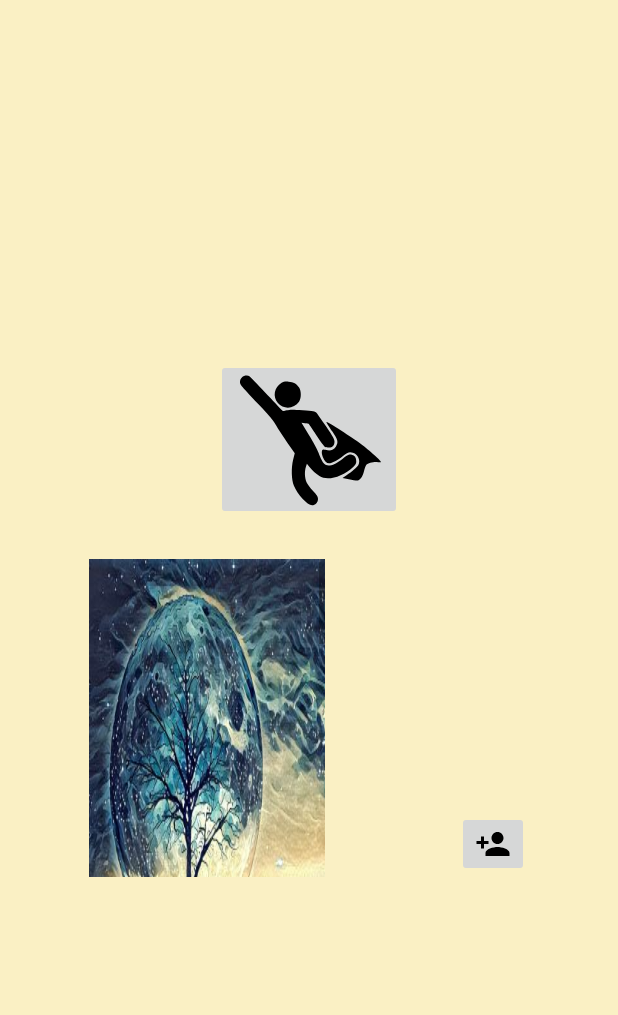
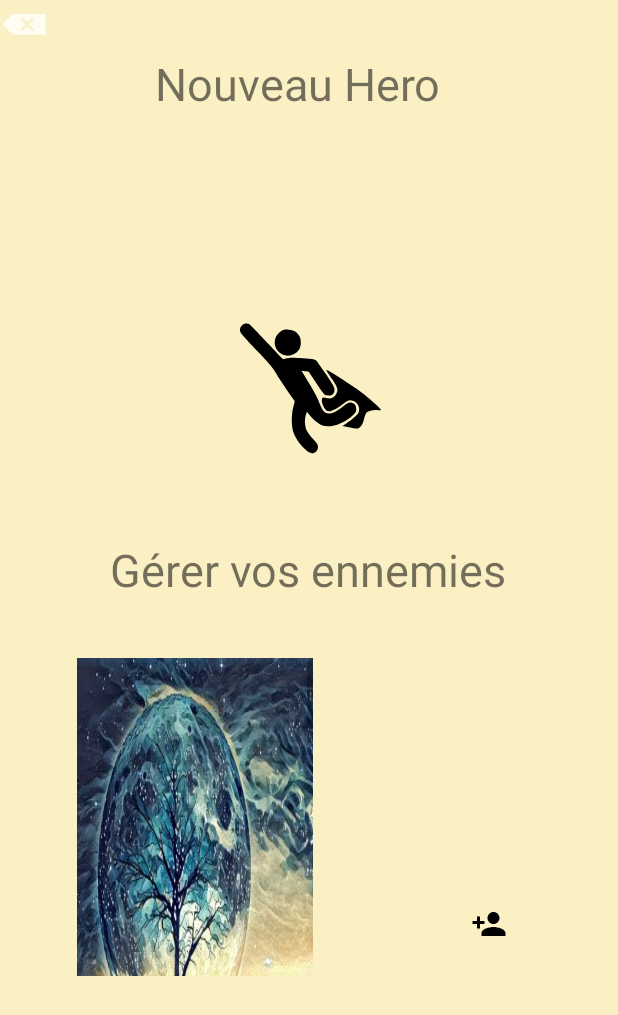
Before and after one commit to Olived-fr/MOBE-Challenge, an Android app: the screen it shows after launch (FullscreenActivity), after a tap on an icon or button, on a phone screen of 412 x 824 dp. Shown: the top 1015 px of the screen. Run offline under Robolectric (Android 15) with nearby library versions, the light colour scheme and no system bars.

Commit message:
wip : menus

```diff
--- a/ShotNGun/app/src/main/java/com/m2dl/shotngun/FullscreenActivity.java
+++ b/ShotNGun/app/src/main/java/com/m2dl/shotngun/FullscreenActivity.java
@@ -8,10 +8,12 @@ import androidx.appcompat.app.AppCompatActivity;
 import android.content.Intent;
 import android.graphics.Bitmap;
 import android.graphics.BitmapFactory;
+import android.graphics.Color;
 import android.graphics.drawable.BitmapDrawable;
 import android.graphics.drawable.Drawable;
 import android.media.Image;
 import android.os.Bundle;
+import android.os.Environment;
 import android.os.Handler;
 import android.os.SystemClock;
 import android.view.MotionEvent;
@@ -22,7 +24,9 @@ import android.widget.ImageButton;
 import android.widget.ImageView;
 import android.widget.LinearLayout;
 import android.widget.ScrollView;
+import android.widget.TextView;
 
+import java.io.File;
 import java.util.ArrayList;
 import java.util.List;
 
@@ -43,10 +47,16 @@ public class FullscreenActivity extends AppCompatActivity {
     private ImageButton boutonPersonnaliser;
     private ImageButton boutonNouveauHero;
     private ImageButton ajouterEnnemie;
+    private ImageButton boutonRetour;
+    private ImageButton boutonQuitter;
+    private TextView textHero;
+    private TextView textEnnemie;
+    private ImageView logo;
     private LinearLayout scrollLayout;
     private FrameLayout frameMenu;
     private FrameLayout frameRoot;
     private FrameLayout framePersonnaliser;
+    private List<String> pathList;
 
     private final Runnable mHidePart2Runnable = new Runnable() {
         @SuppressLint("InlinedApi")
@@ -83,8 +93,14 @@ public class FullscreenActivity extends AppCompatActivity {
         frameMenu = findViewById(R.id.frame_content_menu);
         framePersonnaliser = findViewById(R.id.frame_personnaliser_menu);
 
+        textEnnemie = findViewById(R.id.text_ennemie);
+        textHero = findViewById(R.id.text_hero);
+        logo = findViewById(R.id.logo);
+
         boutonJouer = findViewById(R.id.bouton_jouer);
         boutonPersonnaliser = findViewById(R.id.bouton_personnaliser);
+        boutonRetour = findViewById(R.id.bouton_retour);
+        boutonQuitter = findViewById(R.id.bouton_quitter);
         boutonNouveauHero = findViewById(R.id.bouton_hero);
         ajouterEnnemie = findViewById(R.id.bouton_ajout_ennemie);
 
@@ -104,26 +120,26 @@ public class FullscreenActivity extends AppCompatActivity {
 
         // TODO à remplacer par getEnnemiesFromStorage
         addEnnemiesOnScrollView(ennemies);
+        //getEnnemiesFromStorage();
 
         setAllButtons();
     }
 
-    public void getEnnemiesFromStorage(List<String> pathList) {
+    public void getEnnemiesFromStorage() {
 
         List<ImageView> imageViews = new ArrayList<>();
 
         for (String imagePath : pathList) {
-
             Bitmap bmp = BitmapFactory.decodeFile(imagePath);
-            Drawable image = new BitmapDrawable(getResources(), bmp);
+            Drawable image = new BitmapDrawable(getResources(), Bitmap.createScaledBitmap(bmp, 50, 50, true));
             ImageView imageView = new ImageView(this);
             imageView.setBackground(image);
-
             //imageView.setBackgroundResource(R.drawable.imagetest);
         }
 
         addEnnemiesOnScrollView(imageViews);
     }
+
 
     public void addEnnemiesOnScrollView(List<ImageView> ennemies) {
         for (ImageView image : ennemies) {
@@ -176,9 +192,10 @@ public class FullscreenActivity extends AppCompatActivity {
             @Override
             public void onClick(View view) {
                 // Démarrer le jeu
-                System.out.println("//////////////////////////////////////////");
                 frameRoot.setBackgroundResource(R.drawable.scroll_background);
                 frameMenu.setVisibility(View.INVISIBLE);
+                boutonQuitter.setVisibility(View.VISIBLE);
+                logo.setVisibility(View.INVISIBLE);
             }
         });
 
@@ -188,6 +205,10 @@ public class FullscreenActivity extends AppCompatActivity {
                 // On change de layout
                 frameMenu.setVisibility(View.INVISIBLE);
                 framePersonnaliser.setVisibility(View.VISIBLE);
+                boutonRetour.setVisibility(View.VISIBLE);
+                textEnnemie.setVisibility(View.VISIBLE);
+                textHero.setVisibility(View.VISIBLE);
+                logo.setVisibility(View.INVISIBLE);
             }
         });
 
@@ -212,5 +233,30 @@ public class FullscreenActivity extends AppCompatActivity {
                 startActivity(mapActivity);*/
             }
         });
+
+        boutonRetour.setOnClickListener(new View.OnClickListener() {
+            @Override
+            public void onClick(View view) {
+                //retour vers le menu principal
+                frameMenu.setVisibility(View.VISIBLE);
+                framePersonnaliser.setVisibility(View.INVISIBLE);
+                boutonRetour.setVisibility(View.INVISIBLE);
+                textEnnemie.setVisibility(View.INVISIBLE);
+                textHero.setVisibility(View.INVISIBLE);
+                logo.setVisibility(View.VISIBLE);
+            }
+        });
+
+        boutonQuitter.setOnClickListener(new View.OnClickListener() {
+            @Override
+            public void onClick(View view) {
+                //arret du jeu
+                frameMenu.setVisibility(View.VISIBLE);
+                framePersonnaliser.setVisibility(View.INVISIBLE);
+                boutonQuitter.setVisibility(View.INVISIBLE);
+                frameRoot.setBackgroundColor(0xFFFAF0C4);
+                logo.setVisibility(View.VISIBLE);
+            }
+        });
     }
 }
--- a/ShotNGun/app/src/main/res/layout/activity_fullscreen.xml
+++ b/ShotNGun/app/src/main/res/layout/activity_fullscreen.xml
@@ -23,12 +23,14 @@
             android:layout_width="175dp"
             android:layout_height="match_parent"
             android:layout_gravity="right|center_horizontal"
+            android:background="#FAF0C4"
             app:srcCompat="@android:drawable/ic_menu_manage" />
 
         <ImageButton
             android:id="@+id/bouton_jouer"
             android:layout_width="180dp"
             android:layout_height="match_parent"
+            android:background="#FAF0C4"
             android:layout_gravity="left|center_horizontal"
             app:srcCompat="@android:drawable/ic_media_play" />
     </FrameLayout>
@@ -37,24 +39,26 @@
          android:fitsSystemWindows. -->
     <FrameLayout
         android:id="@+id/frame_personnaliser_menu"
-        android:layout_width="293dp"
-        android:layout_height="345dp"
+        android:layout_width="309dp"
+        android:layout_height="478dp"
         android:layout_gravity="center|center_horizontal"
         android:fitsSystemWindows="true"
         android:visibility="invisible">
 
         <ImageButton
             android:id="@+id/bouton_hero"
-            android:layout_width="wrap_content"
-            android:layout_height="107dp"
+            android:layout_width="146dp"
+            android:layout_height="172dp"
             android:layout_gravity="top|center_horizontal"
+            android:background="#FAF0C4"
             app:srcCompat="@drawable/hero" />
 
         <ImageButton
             android:id="@+id/bouton_ajout_ennemie"
-            android:layout_width="wrap_content"
-            android:layout_height="wrap_content"
+            android:layout_width="70dp"
+            android:layout_height="70dp"
             android:layout_gravity="bottom|right"
+            android:background="#FAF0C4"
             app:srcCompat="@drawable/person_add" />
 
         <ScrollView
@@ -70,16 +74,49 @@
                 android:layout_height="wrap_content"
                 android:orientation="vertical" />
         </ScrollView>
+
     </FrameLayout>
 
+    <ImageButton
+        android:id="@+id/bouton_retour"
+        android:layout_width="wrap_content"
+        android:layout_height="wrap_content"
+        app:srcCompat="@android:drawable/ic_input_delete"
+        android:background="#FAF0C4"
+        android:visibility="invisible"/>
+
+    <ImageButton
+        android:id="@+id/bouton_quitter"
+        android:layout_gravity="top|right"
+        android:layout_width="wrap_content"
+        android:layout_height="wrap_content"
+        app:srcCompat="@android:drawable/ic_delete"
+        android:background="#FAF0C4"
+        android:visibility="invisible"/>
+
     <TextView
-        android:id="@+id/fullscreen_content"
-        android:layout_width="match_parent"
-        android:layout_height="match_parent"
-        android:gravity="center"
-        android:keepScreenOn="true"
-        android:textColor="#33b5e5"
-        android:textSize="50sp"
-        android:textStyle="bold" />
+        android:id="@+id/text_hero"
+        android:layout_width="205dp"
+        android:layout_height="105dp"
+        android:layout_gravity="top|center"
+        android:text="\nNouveau Hero"
+        android:visibility="invisible"
+        android:textSize="30sp" />
+
+    <TextView
+        android:id="@+id/text_ennemie"
+        android:layout_width="wrap_content"
+        android:layout_height="105dp"
+        android:layout_gravity="center"
+        android:text="Gérer vos ennemies"
+        android:visibility="invisible"
+        android:textSize="30sp" />
+
+    <ImageView
+        android:id="@+id/logo"
+        android:layout_width="363dp"
+        android:layout_gravity="top|center"
+        android:layout_height="wrap_content"
+        app:srcCompat="@drawable/logo" />
 
 </FrameLayout>
```
Also changed, not shown: ShotNGun/app/src/main/res/drawable/logo.png (added).
